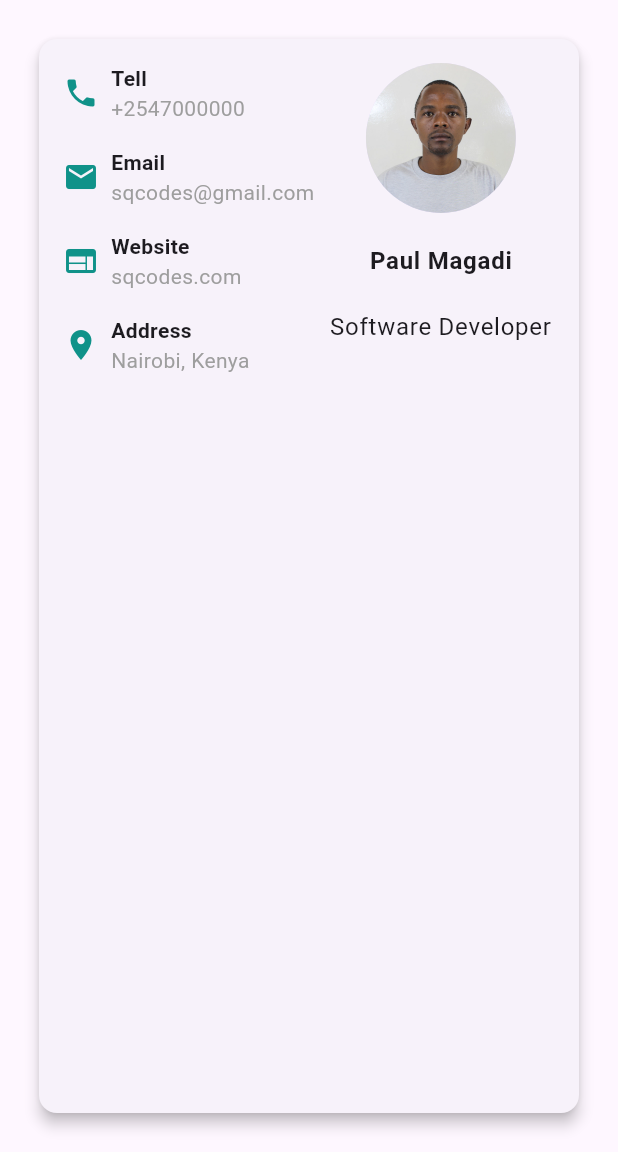
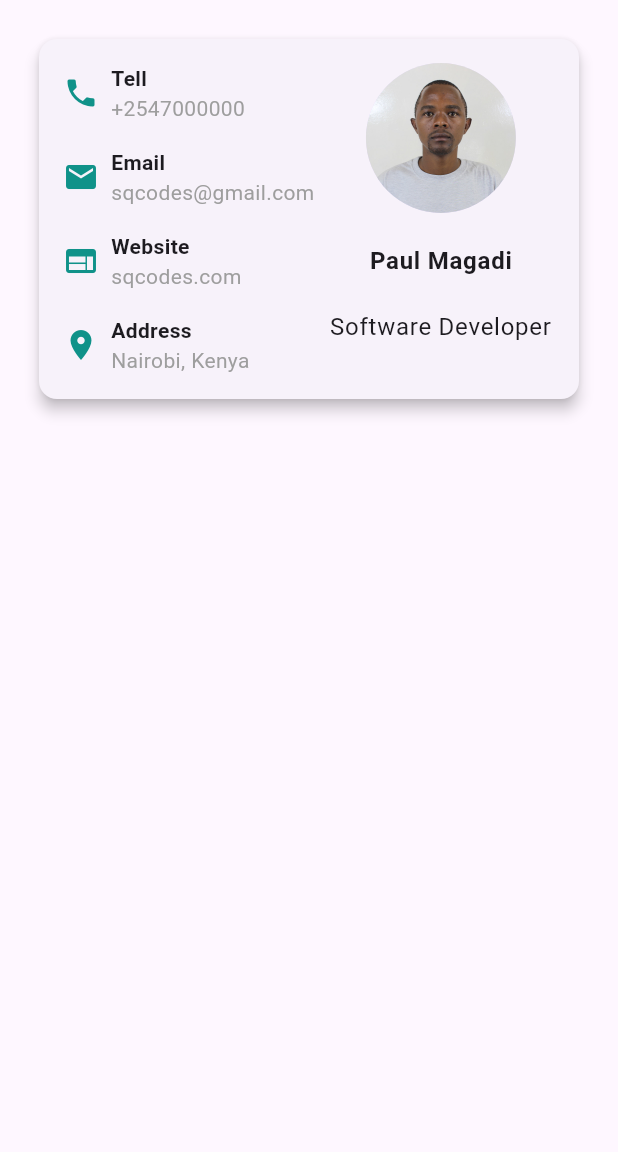
Before and after one commit to paulmagadi/Learn_Flutter, a Flutter app: the screen it shows after launch, on a phone screen of 412 x 824 dp, the part 84-1236 px from its top. Run offline on Flutter 3.47's test engine with Material 3 defaults, Android fonts, the phone set to English and light mode, and no system bars; our stand-ins replace font_awesome_flutter.

Commit message:
modified:   practice_flutter/card_app/lib/screens/home.dart

```diff
--- a/practice_flutter/card_app/lib/screens/home.dart
+++ b/practice_flutter/card_app/lib/screens/home.dart
@@ -18,7 +18,9 @@ class _HomeState extends State<Home> {
           foregroundColor: whiteColor,
           title: const Text("Flutter Card"),
         ),
-        body: Card(
+        body: Column(
+          children: [
+            Card(
               elevation: 4.0,
               margin: const EdgeInsets.all(26),
               child: Padding(
@@ -131,6 +133,12 @@ class _HomeState extends State<Home> {
                 ),
               ),
             ),
+            Column(
+
+            )
+          ],
+
+        ),
       ),
     );
   }
```
Lines whose indentation alone changed are shown as unchanged.
